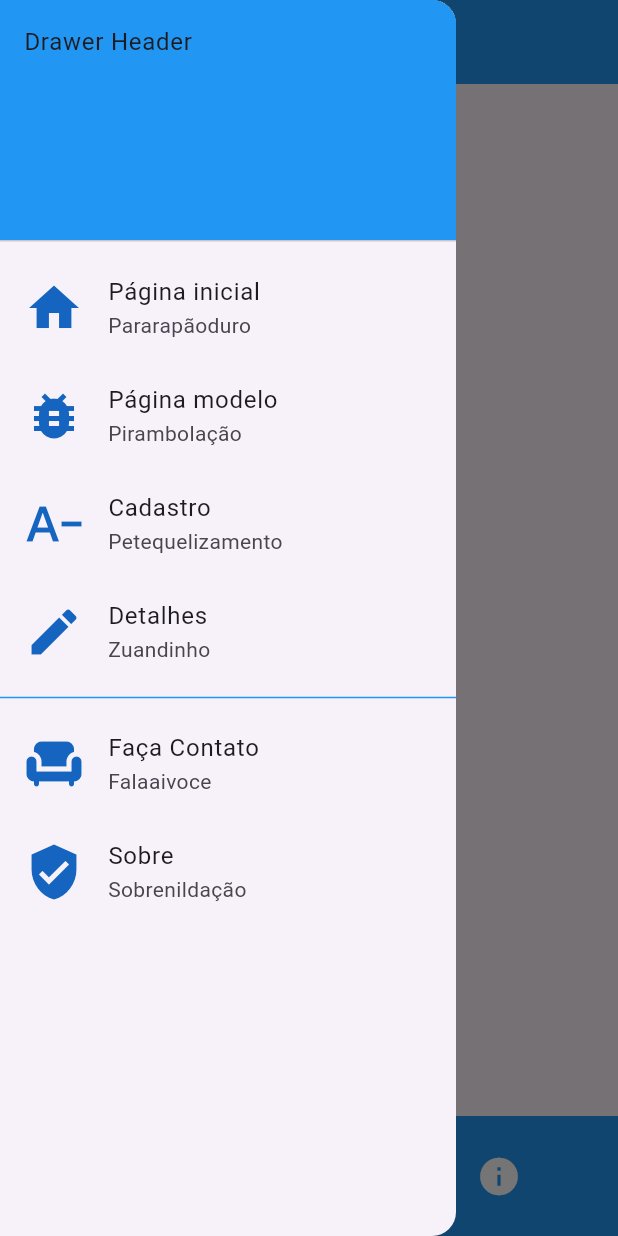
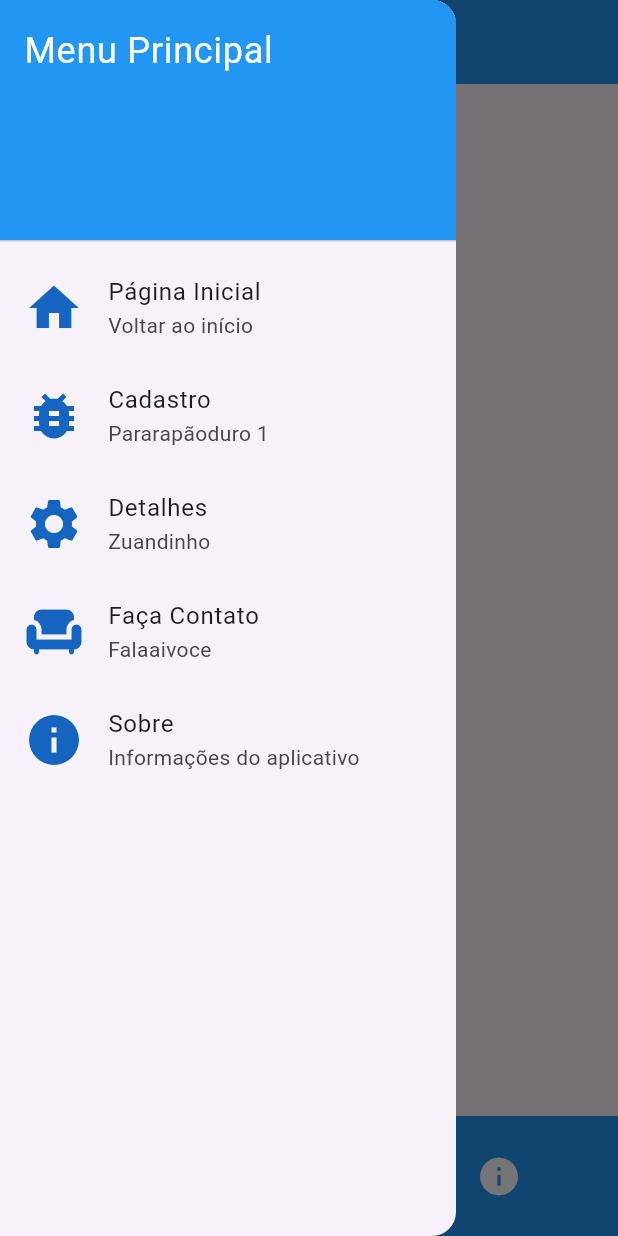
Before and after one commit to Luferat/2024_2_app_flutter_app, a Flutter app: the Contatos screen opened by its route, in the side drawer, after a tap on the "home" icon, on a phone screen of 412 x 824 dp. Run offline on Flutter 3.47's test engine with Material 3 defaults, Android fonts, the light colour scheme and no system bars.

Commit message:
Update my_drawer.dart

```diff
--- a/lib/template/my_drawer.dart
+++ b/lib/template/my_drawer.dart
@@ -1,90 +1,98 @@
 import 'package:flutter/material.dart';
 
 class MyDrawer extends StatelessWidget {
+
+  // A lista de itens do menu deve ser final em um StatelessWidget
+  // para garantir que ela não mude após a inicialização.
+  final List<Map<String, dynamic>> menuItems = const [
+    // Usar `const` para otimização se o conteúdo for constante
+    {
+      'icon': Icons.home, // Exemplo de outro ícone
+      'title': 'Página Inicial',
+      'subtitle': 'Voltar ao início',
+      'route': '/', // Exemplo de rota para a página inicial
+    },
+    {
+      'icon': Icons.bug_report,
+      'title': 'Cadastro',
+      'subtitle': 'Pararapãoduro 1',
+      'route': '/cadastro',
+    },
+    {
+      'icon': Icons.settings, // Exemplo de outro ícone
+      'title': 'Detalhes',
+      'subtitle': 'Zuandinho',
+      'route': '/detalhes', // Exemplo de rota para configurações
+    },
+    {
+      'icon': Icons.chair,
+      'title': 'Faça Contato',
+      'subtitle': 'Falaaivoce',
+      'route': '/contatos'
+    },
+    {
+      'icon': Icons.info, // Exemplo de outro ícone
+      'title': 'Sobre',
+      'subtitle': 'Informações do aplicativo',
+      'route': '/about', // Exemplo de rota para "Sobre"
+    },
+  ];
+
+  // Construtor deve ser const se todas as propriedades finais forem inicializadas com const.
   const MyDrawer({super.key});
 
   @override
   Widget build(BuildContext context) {
     return Drawer(
       child: ListView(
+        padding: EdgeInsets.zero,
+        // Remove o padding padrão do ListView que pode causar um espaço no topo
         children: [
           // Cabeçalho do Menu (opcional)
           const DrawerHeader(
             decoration: BoxDecoration(color: Colors.blue),
-            child: Text('Drawer Header'),
+            child: Text(
+              'Menu Principal', // Título do cabeçalho
+              style: TextStyle(color: Colors.white, fontSize: 24),
+            ),
           ),
 
-          // Exemplo de item de menu para uma rota
-          ListTile(
-            // Ícone (opcional)
-            leading: Icon(Icons.home, size: 40, color: Colors.blue[800]),
-
-            // Título e subtítulo (opcional) do item
-            title: const Text('Página inicial'),
-            subtitle: const Text('Pararapãoduro'),
-
-            // Ação ao clicar no item
-            onTap: () => {
-              // Fecha o menu
-              Navigator.pop(context),
-
-              // Acessa a rota especificada
-              Navigator.pushNamed(context, '/'),
-            },
-          ),
-          ListTile(
-            leading: Icon(Icons.bug_report, size: 40, color: Colors.blue[800]),
-            title: const Text('Página modelo'),
-            subtitle: const Text('Pirambolação'),
-            onTap: () => {
-              Navigator.pop(context),
-              Navigator.pushNamed(context, '/modelo'),
-            },
-          ),
-          // Acesso a Cadastro
-          ListTile(
-            leading: Icon(
-              Icons.text_decrease,
-              size: 40,
-              color: Colors.blue[800],
-            ),
-            title: const Text('Cadastro'),
-            subtitle: const Text('Petequelizamento'),
-            onTap: () => {
-              Navigator.pop(context),
-              Navigator.pushNamed(context, '/cadastro'),
-            },
-          ),
-          ListTile(
-            leading: Icon(Icons.edit, size: 40, color: Colors.blue[800]),
-            title: const Text('Detalhes'),
-            subtitle: const Text('Zuandinho'),
-            onTap: () => {
-              Navigator.pop(context),
-              Navigator.pushNamed(context, '/detalhes'),
-            },
-          ),
-          Divider(color: Colors.blue),
-          ListTile(
-            leading: Icon(Icons.chair, size: 40, color: Colors.blue[800]),
-            title: const Text('Faça Contato'),
-            subtitle: const Text('Falaaivoce'),
-            onTap: () => {
-              Navigator.pop(context),
-              Navigator.pushNamed(context, '/contatos'),
-            },
-          ),
-          ListTile(
-            leading: Icon(Icons.verified_user, size: 40, color: Colors.blue[800]),
-            title: const Text('Sobre'),
-            subtitle: const Text('Sobrenildação'),
-            onTap: () => {
-              Navigator.pop(context),
-              Navigator.pushNamed(context, '/sobre'),
-            },
-          ),
+          // Usando o operador spread (...) e .map para gerar os ListTile a partir da lista
+          ...menuItems.map((item) {
+            return _menuItem(
+              // Chamando o método privado para cada item
+              context,
+              item['icon'] as IconData, // Fazer cast explícito para IconData
+              item['title'] as String, // Fazer cast explícito para String
+              item['subtitle'] as String, // Fazer cast explícito para String
+              item['route'] as String, // Fazer cast explícito para String
+            );
+          }),
         ],
       ),
     );
   }
+
+  // Método privado para construir um ListTile de menu.
+  // Colocamos um underscore '_' no início para indicar que é um método privado da classe.
+  ListTile _menuItem(
+    BuildContext context,
+    IconData itemIcon,
+    String title,
+    String subtitle,
+    String toRoute,
+  ) {
+    return ListTile(
+      leading: Icon(itemIcon, size: 40, color: Colors.blue[800]),
+      title: Text(title),
+      subtitle: Text(subtitle),
+      onTap: () {
+        Navigator.pop(context); // Fecha o drawer
+        Navigator.pushNamed(
+          context,
+          toRoute,
+        ); // Navega para a rota especificada
+      },
+    );
+  }
 }
```
